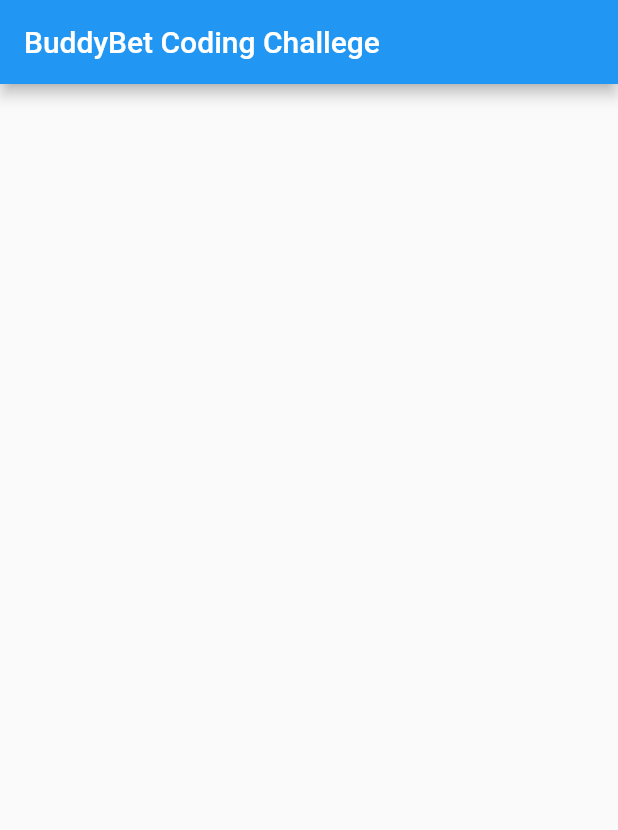
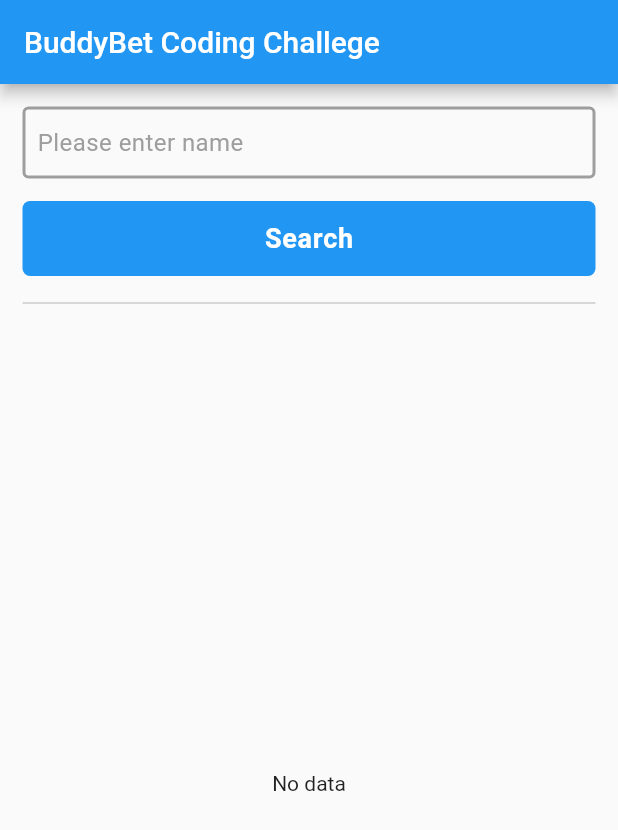
Before and after one commit to Buddybet-Group/codingChallenge, a Flutter app: the screen it shows after launch, on a phone screen of 412 x 824 dp. Shown: the top 830 px of the screen. Run offline on Flutter 3.47's test engine with Material 2 defaults, Android fonts, the phone set to English and light mode, and no system bars; our stand-ins replace fluttertoast; missing offline and left inert: country_codes.

Commit message:
task completed

```diff
--- a/analysis_options.yaml
+++ b/analysis_options.yaml
@@ -22,8 +22,7 @@
   # `// ignore_for_file: name_of_lint` syntax on the line or in the file
   # producing the lint.
   rules:
-    # avoid_print: false  # Uncomment to disable the `avoid_print` rule
+    avoid_print: false # Uncomment to disable the `avoid_print` rule
     # prefer_single_quotes: true  # Uncomment to enable the `prefer_single_quotes` rule
-
 # Additional information about this file can be found at
 # https://dart.dev/guides/language/analysis-options
--- /dev/null
+++ b/lib/src/apis/api_config.dart
@@ -0,0 +1,2 @@
+// ignore: constant_identifier_names
+const String BASE_URL = 'https://api.nationalize.io';
--- /dev/null
+++ b/lib/src/app/common/common_stream.dart
@@ -0,0 +1,25 @@
+import 'package:flutter/material.dart';
+
+class CommonStream<T> extends StatelessWidget {
+  final Widget Function(T data) data;
+  final Stream<T> stream;
+
+  const CommonStream({Key? key, required this.data, required this.stream})
+      : super(key: key);
+
+  @override
+  Widget build(BuildContext context) {
+    return StreamBuilder<T>(
+      stream: stream,
+      builder: (context, AsyncSnapshot<T> snapshot) {
+        if (snapshot.hasError) {
+          return Center(child: Text(snapshot.error.toString()));
+        }
+        if (snapshot.data == null) {
+          return const Center(child: Text('No data'));
+        }
+        return data(snapshot.data!);
+      },
+    );
+  }
+}
--- /dev/null
+++ b/lib/src/app/pages/home/home_controller.dart
@@ -0,0 +1,10 @@
+import 'package:coding_chal/src/apis/api_base_helper.dart';
+
+import 'home_model.dart';
+
+class HomeController {
+  Future<HomeResponse> getPridictedCountry(String name) async {
+    var response = await ApiBaseHelper().getApiCall("?name=$name");
+    return HomeResponse.fromJson(response);
+  }
+}
--- /dev/null
+++ b/lib/src/app/pages/home/home_model.dart
@@ -0,0 +1,44 @@
+class HomeResponse {
+  String? name;
+  List<Country>? country;
+
+  HomeResponse({this.name, this.country});
+
+  HomeResponse.fromJson(Map<String, dynamic> json) {
+    name = json['name'];
+    if (json['country'] != null) {
+      country = <Country>[];
+      json['country'].forEach((v) {
+        country!.add(Country.fromJson(v));
+      });
+    }
+  }
+
+  Map<String, dynamic> toJson() {
+    final Map<String, dynamic> data = <String, dynamic>{};
+    data['name'] = name;
+    if (country != null) {
+      data['country'] = country!.map((v) => v.toJson()).toList();
+    }
+    return data;
+  }
+}
+
+class Country {
+  String? countryId;
+  double? probability;
+
+  Country({this.countryId, this.probability});
+
+  Country.fromJson(Map<String, dynamic> json) {
+    countryId = json['country_id'];
+    probability = json['probability'];
+  }
+
+  Map<String, dynamic> toJson() {
+    final Map<String, dynamic> data = <String, dynamic>{};
+    data['country_id'] = countryId;
+    data['probability'] = probability;
+    return data;
+  }
+}
--- /dev/null
+++ b/lib/src/app/pages/home/home_screen.dart
@@ -0,0 +1,95 @@
+import 'dart:async';
+
+import 'package:coding_chal/src/app/pages/home/home_controller.dart';
+import 'package:coding_chal/src/app/pages/home/widgets/search_result.dart';
+import 'package:flutter/material.dart';
+
+import '../../../res/strings.dart';
+import '../../../utils/app_tools.dart';
+import '../../common/common_stream.dart';
+import '../../widgets/submit_button.dart';
+import '../../widgets/text_form_field.dart';
+import 'home_model.dart';
+
+class HomeScreen extends StatefulWidget {
+  const HomeScreen({Key? key}) : super(key: key);
+
+  @override
+  State<HomeScreen> createState() => _HomeScreenState();
+}
+
+class _HomeScreenState extends State<HomeScreen> {
+  HomeController homeController = HomeController();
+
+  late Future<HomeResponse> homeFuture;
+  StreamController<HomeResponse> responseController =
+      StreamController<HomeResponse>.broadcast();
+
+  final FocusNode _searchFocus = FocusNode();
+  TextEditingController searchController = TextEditingController();
+
+  @override
+  void dispose() {
+    responseController.close();
+    super.dispose();
+  }
+
+  @override
+  Widget build(BuildContext context) {
+    return Scaffold(
+      appBar: AppBar(title: const Text("BuddyBet Coding Challege")),
+      body: Column(
+        children: [
+          Container(
+            padding: const EdgeInsets.fromLTRB(15, 15, 15, 0),
+            child: Column(
+              crossAxisAlignment: CrossAxisAlignment.start,
+              children: [
+                SearchTextFromField(
+                  password: false,
+                  hintText: Strings.enterName,
+                  inputType: TextInputType.emailAddress,
+                  controller: searchController,
+                  focusNode: _searchFocus,
+                  onFieldSubmitted: (val) {
+                    _searchFocus.unfocus();
+                    if (val != "") {
+                      homeController
+                          .getPridictedCountry(val)
+                          .then((v) => responseController.add(v));
+                    } else {
+                      showToast("Please enter some Text");
+                    }
+                  },
+                ),
+                const SizedBox(height: 15),
+                InkWell(
+                  onTap: () {
+                    FocusScope.of(context).requestFocus(FocusNode());
+                    homeController
+                        .getPridictedCountry(searchController.text)
+                        .then((v) => responseController.add(v));
+                  },
+                  child: const SubmitButton(height: 50, value: "Search"),
+                ),
+                const SizedBox(height: 10),
+                const Divider(color: Colors.grey, thickness: 0.5),
+                const SizedBox(height: 10),
+              ],
+            ),
+          ),
+          Expanded(
+            child: CommonStream<HomeResponse>(
+              stream: responseController.stream,
+              data: (data) {
+                return (data.country!.isNotEmpty)
+                    ? SearchResultWidget(data)
+                    : const Center(child: Text("Data not found"));
+              },
+            ),
+          ),
+        ],
+      ),
+    );
+  }
+}
--- /dev/null
+++ b/lib/src/app/widgets/submit_button.dart
@@ -0,0 +1,81 @@
+import 'package:flutter/material.dart';
+
+class SubmitButton extends StatelessWidget {
+  final String value;
+  final Color? color;
+  final Color? textColor;
+  final double? height;
+  final void Function()? onTap;
+  const SubmitButton(
+      {Key? key,
+      required this.value,
+      this.color,
+      this.textColor,
+      this.height,
+      this.onTap})
+      : super(key: key);
+
+  @override
+  Widget build(BuildContext context) {
+    return InkWell(
+      onTap: onTap,
+      child: Container(
+        height: height ?? 50,
+        alignment: FractionalOffset.center,
+        decoration: BoxDecoration(
+          color: color ?? Colors.blue,
+          // boxShadow: [BoxShadow(color: AppColors.black38, blurRadius: 15.0)],
+          borderRadius: BorderRadius.circular(5.0),
+          // gradient: LinearGradient(
+          //   colors: <Color>[
+          //     AppColors.submitGradiantColor1,
+          //     AppColors.submitGradiantColor2
+          //   ],
+          // ),
+          // boxShadow: [
+          //   BoxShadow(
+          //     color: Colors.black54,
+          //     offset: Offset(0, 5),
+          //     blurRadius: 6.0,
+          //   ),
+          // ],
+        ),
+        child: Text(
+          value,
+          style: TextStyle(
+              color: textColor ?? Colors.white,
+              letterSpacing: 0.5,
+              fontWeight: FontWeight.w600,
+              fontSize: 18),
+        ),
+      ),
+    );
+  }
+}
+
+class PlainSubmitBtn extends StatelessWidget {
+  final String value;
+  final Color? color;
+  final Color? textColor;
+  final double? height;
+  const PlainSubmitBtn(
+      {Key? key, required this.value, this.color, this.textColor, this.height})
+      : super(key: key);
+
+  @override
+  Widget build(BuildContext context) {
+    return Container(
+      height: height ?? 50,
+      alignment: FractionalOffset.center,
+      color: color,
+      child: Text(
+        value,
+        style: TextStyle(
+            color: textColor,
+            letterSpacing: 0.5,
+            fontSize: 18,
+            fontWeight: FontWeight.w600),
+      ),
+    );
+  }
+}
--- /dev/null
+++ b/lib/src/app/widgets/text_form_field.dart
@@ -0,0 +1,124 @@
+import 'package:flutter/material.dart';
+
+class SearchTextFromField extends StatelessWidget {
+  final bool? password;
+  final String? hintText;
+  final double? height;
+  final String? labelText;
+  final Widget? prefixIcon;
+  final Widget? suffixIcon;
+  final TextInputType? inputType;
+  final TextEditingController? controller;
+  final FormFieldValidator<String>? validator;
+  final FocusNode focusNode;
+  final ValueChanged<String> onFieldSubmitted;
+  final GestureTapCallback? onTapTextField;
+  final ValueChanged<String>? onChanged;
+
+  const SearchTextFromField({
+    Key? key,
+    this.hintText,
+    this.height,
+    this.labelText,
+    this.prefixIcon,
+    this.suffixIcon,
+    this.inputType,
+    this.password,
+    this.controller,
+    this.validator,
+    required this.focusNode,
+    required this.onFieldSubmitted,
+    this.onTapTextField,
+    this.onChanged,
+  }) : super(key: key);
+
+  @override
+  Widget build(BuildContext context) {
+    const inputBorder = OutlineInputBorder(
+        borderSide: BorderSide(color: Colors.grey, width: 2));
+    return SizedBox(
+      height: height,
+      child: TextFormField(
+        onTap: onTapTextField,
+        obscureText: password ?? false,
+        onChanged: onChanged,
+        decoration: InputDecoration(
+          contentPadding: const EdgeInsets.only(left: 10, right: 10),
+          border: const OutlineInputBorder(
+              borderSide: BorderSide(color: Colors.black)),
+          labelText: labelText,
+          labelStyle: const TextStyle(color: Colors.black),
+          hintText: hintText,
+          prefixIcon: prefixIcon,
+          suffixIcon: suffixIcon,
+          hintStyle: const TextStyle(letterSpacing: 0.3, color: Colors.grey),
+          disabledBorder: inputBorder,
+          enabledBorder: inputBorder,
+          focusedBorder: inputBorder,
+        ),
+        textInputAction: TextInputAction.done,
+        keyboardType: inputType,
+        controller: controller,
+        validator: validator,
+        focusNode: focusNode,
+        onFieldSubmitted: onFieldSubmitted,
+      ),
+    );
+  }
+}
+
+class NoBorderTextFromField extends StatelessWidget {
+  final bool? password;
+  final String? hintText;
+  final Widget? prefixIcon;
+  final Widget? suffixIcon;
+  final TextInputType? inputType;
+  final TextEditingController? controller;
+  final FormFieldValidator<String>? validator;
+  final FocusNode focusNode;
+  final ValueChanged<String> onFieldSubmitted;
+
+  const NoBorderTextFromField({
+    Key? key,
+    this.hintText,
+    this.prefixIcon,
+    this.suffixIcon,
+    this.inputType,
+    this.password,
+    this.controller,
+    this.validator,
+    required this.focusNode,
+    required this.onFieldSubmitted,
+  }) : super(key: key);
+
+  final inputBorder = const OutlineInputBorder(
+    borderSide: BorderSide(color: Colors.white, width: 1),
+    borderRadius: BorderRadius.only(
+      bottomLeft: Radius.circular(20),
+      topLeft: Radius.circular(20),
+    ),
+  );
+  @override
+  Widget build(BuildContext context) {
+    return TextFormField(
+      obscureText: password ?? false,
+      decoration: InputDecoration(
+        focusColor: Colors.white,
+        hintText: hintText,
+        prefixIcon: prefixIcon,
+        contentPadding: const EdgeInsets.all(8.0),
+        suffixIcon: suffixIcon,
+        border: inputBorder,
+        focusedBorder: inputBorder,
+        enabledBorder: inputBorder,
+        errorBorder: inputBorder,
+        disabledBorder: inputBorder,
+      ),
+      keyboardType: inputType,
+      controller: controller,
+      validator: validator,
+      focusNode: focusNode,
+      onFieldSubmitted: onFieldSubmitted,
+    );
+  }
+}
--- /dev/null
+++ b/lib/src/res/strings.dart
@@ -0,0 +1,5 @@
+class Strings {
+  static String appName = 'Life Storage Manager';
+
+  static var enterName = "Please enter name";
+}
```
Also changed, not shown: lib/main.dart (+6 -8 lines), lib/src/apis/api_base_helper.dart (added, +57 -0 lines), lib/src/apis/app_exception.dart (added, +29 -0 lines), lib/src/app/common/common_future.dart (added, +40 -0 lines), lib/src/app/pages/home/widgets/search_result.dart (added, +46 -0 lines), lib/src/utils/app_tools.dart (added, +12 -0 lines), pubspec.yaml (+5 -18 lines), pubspec.lock, 5 other files.
